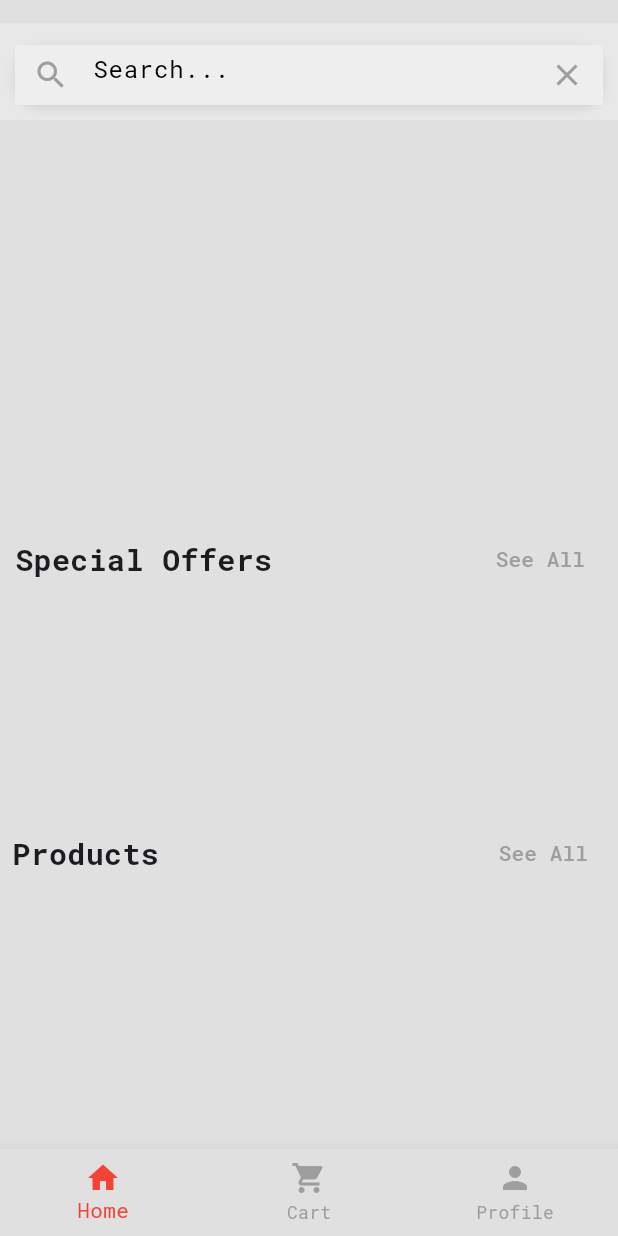
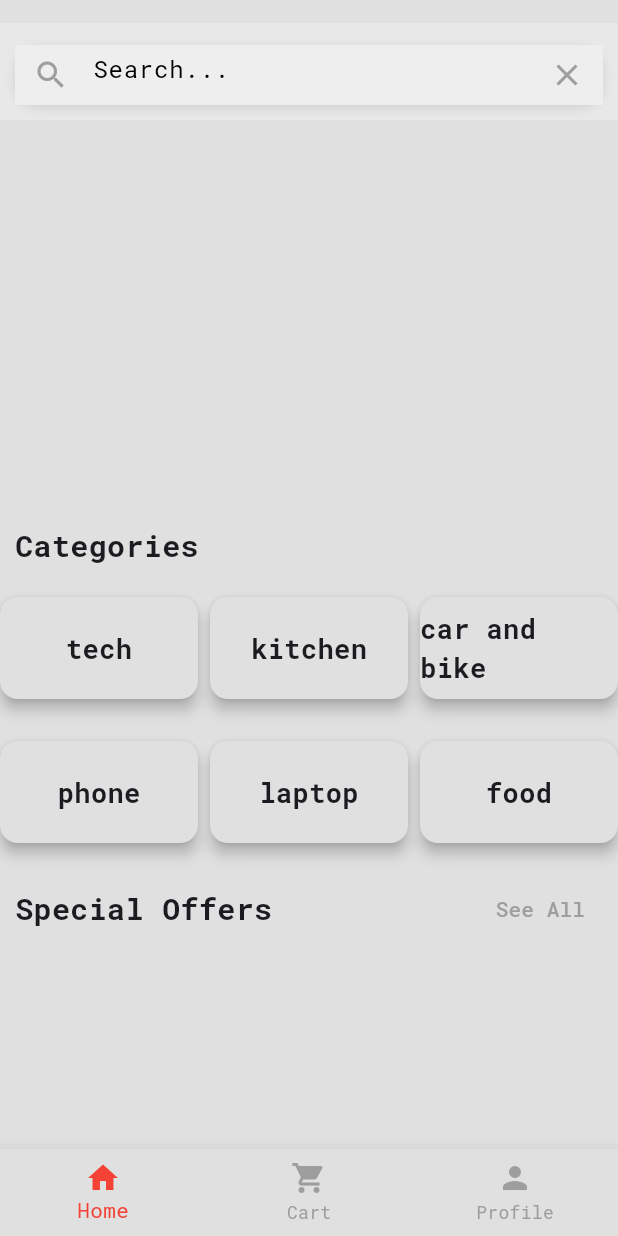
Before and after one commit to AmirHoseinRastegar/E_commerce, a Flutter app: the MainWrapper screen opened by its route, on a phone screen of 412 x 824 dp. Run offline on Flutter 3.47's test engine with Material 3 defaults, Android fonts, the phone set to English and light mode, and no system bars; drawn by our look-alikes of carousel_slider; our stand-ins replace bloc, cached_network_image, cloud_firestore, equatable, firebase_auth, firebase_core and 8 more; accounts and stored records are empty.

Commit message:
11th commit 8th bahman 1403

```diff
--- a/lib/core/sl.dart
+++ b/lib/core/sl.dart
@@ -8,10 +8,12 @@ import 'package:firebase_e_commerce/domain/repository/auth_repository.dart';
 import 'package:firebase_e_commerce/domain/repository/carousel_repository.dart';
 import 'package:firebase_e_commerce/domain/repository/product_repository.dart';
 import 'package:firebase_e_commerce/domain/usecases/carousel_usecase.dart';
+import 'package:firebase_e_commerce/domain/usecases/category_usecase.dart';
 import 'package:firebase_e_commerce/domain/usecases/fetch_discounted_products.dart';
 import 'package:firebase_e_commerce/domain/usecases/fetch_products_usecase.dart';
 import 'package:firebase_e_commerce/domain/usecases/login_usecase.dart';
 import 'package:firebase_e_commerce/presentation/blocs/auth/auth_bloc.dart';
+import 'package:firebase_e_commerce/presentation/blocs/categories/categories_bloc.dart';
 import 'package:firebase_e_commerce/presentation/blocs/product/product_bloc.dart';
 import 'package:firebase_e_commerce/presentation/blocs/product_details/product_details_bloc.dart';
 import 'package:get_it/get_it.dart';
@@ -38,6 +40,7 @@ void setUpDependencies() {
   sl.registerLazySingleton<CarouselDataSource>(
       () => CarouselDataSourceImpl(db: sl()));
   sl.registerLazySingleton(() => SignUpUseCase(authRepository: sl()));
+  sl.registerLazySingleton(() => CategoryUseCase(productRepository: sl()));
   sl.registerLazySingleton(() => LoginUseCase(authRepository: sl()));
   sl.registerLazySingleton(() => CarouselUseCase(carouselRepository: sl()));
   sl.registerLazySingleton(
@@ -45,6 +48,7 @@ void setUpDependencies() {
   sl.registerLazySingleton(() => FetchProductUseCase(productRepository: sl()));
   sl.registerFactory(() =>
       AuthBloc(signUpUseCase: sl(), authRepository: sl(), loginUseCase: sl()));
+  sl.registerFactory(() => CategoriesBloc(categoryUseCase: sl()));
   sl.registerFactory(() => ProductDetailsBloc(productRepository: sl()));
   sl.registerFactory(() => ProductBloc(
       fetchProductUseCase: sl(),
--- a/lib/domain/repository/product_repository.dart
+++ b/lib/domain/repository/product_repository.dart
@@ -9,4 +9,5 @@ abstract class ProductRepository {
   Future<Either<Failure, List<ProductModel>>> fetchDiscountedProducts();
 
   Future<Either<Failure, ProductModel>> getProductDetails(String id);
+  Future<Either<Failure, List<ProductModel>>> categoryProducts(String category);
 }
--- /dev/null
+++ b/lib/domain/usecases/category_usecase.dart
@@ -0,0 +1,27 @@
+import 'package:firebase_e_commerce/core/usecase_interface.dart';
+import 'package:firebase_e_commerce/data/model/product_model.dart';
+import 'package:firebase_e_commerce/domain/repository/product_repository.dart';
+import 'package:firebase_e_commerce/domain/usecases/fetch_products_usecase.dart';
+import 'package:fpdart/fpdart.dart';
+
+import '../../core/failure.dart';
+import '../../data/model/carousel_model.dart';
+
+class CategoryUseCase
+    implements UseCase<List<ProductModel>, CategoryStringParams> {
+  final ProductRepository productRepository;
+
+  CategoryUseCase({required this.productRepository});
+
+  @override
+  Future<Either<Failure, List<ProductModel>>> call(
+      CategoryStringParams params) async {
+    return await productRepository.categoryProducts(params.category);
+  }
+}
+
+class CategoryStringParams {
+  final String category;
+
+  CategoryStringParams(this.category);
+}
--- /dev/null
+++ b/lib/presentation/blocs/categories/categories_bloc.dart
@@ -0,0 +1,37 @@
+import 'package:bloc/bloc.dart';
+import 'package:equatable/equatable.dart';
+import 'package:meta/meta.dart';
+
+import '../../../data/model/product_model.dart';
+import '../../../domain/usecases/category_usecase.dart';
+
+part 'categories_event.dart';
+
+part 'categories_state.dart';
+
+class CategoriesBloc extends Bloc<CategoriesEvent, CategoriesState> {
+  final CategoryUseCase categoryUseCase;
+
+  CategoriesBloc({
+    required this.categoryUseCase,
+  }) : super(CategoriesInitial()) {
+    on<GetProductCategory>(_onGetProductCategory);
+    on<ResetCategoriesEvent>((event, emit) {
+      emit(CategoriesInitial()); // Clear the state
+    });
+  }
+
+  void _onGetProductCategory(
+      GetProductCategory event, Emitter<CategoriesState> emit) async {
+    emit(CategoriesLoading());
+    Future.delayed(const Duration(milliseconds: 900));
+    try {
+      final res =
+          await categoryUseCase.call(CategoryStringParams(event.category));
+      res.fold((l) => emit(CategoriesError(message: l.message)),
+          (r) => emit(CategoriesSuccess(loadedRelatedProducts: r)));
+    } catch (e) {
+      emit(CategoriesError(message: e.toString()));
+    }
+  }
+}
--- /dev/null
+++ b/lib/presentation/blocs/categories/categories_event.dart
@@ -0,0 +1,19 @@
+part of 'categories_bloc.dart';
+
+@immutable
+sealed class CategoriesEvent extends Equatable {
+  @override
+  // TODO: implement props
+  List<Object?> get props => [];
+}
+
+class GetProductCategory extends CategoriesEvent {
+  final String category;
+
+  GetProductCategory({required this.category});
+
+  @override
+  // TODO: implement props
+  List<Object?> get props => [category];
+}
+class ResetCategoriesEvent extends CategoriesEvent{}
--- /dev/null
+++ b/lib/presentation/blocs/categories/categories_state.dart
@@ -0,0 +1,27 @@
+part of 'categories_bloc.dart';
+
+@immutable
+sealed class CategoriesState extends Equatable{
+  @override
+  // TODO: implement props
+  List<Object?> get props => [];
+}
+
+final class CategoriesInitial extends CategoriesState {}
+final class CategoriesLoading extends CategoriesState {
+
+}
+final class CategoriesSuccess extends CategoriesState {
+  final List<ProductModel> loadedRelatedProducts ;
+  CategoriesSuccess({required this.loadedRelatedProducts});
+  @override
+  // TODO: implement props
+  List<Object?> get props => [loadedRelatedProducts];
+}
+final class CategoriesError extends CategoriesState {
+  final String message;
+  CategoriesError({required this.message});
+  @override
+  // TODO: implement props
+  List<Object?> get props => [message];
+}
--- a/lib/presentation/screens/home/home_screen.dart
+++ b/lib/presentation/screens/home/home_screen.dart
@@ -1,5 +1,6 @@
 import 'package:firebase_e_commerce/presentation/screens/home/prdocut_details_screen.dart';
 import 'package:firebase_e_commerce/presentation/widgets/carousel_slider_widget.dart';
+import 'package:firebase_e_commerce/presentation/widgets/category_items.dart';
 import 'package:firebase_e_commerce/presentation/widgets/products_list.dart';
 import 'package:firebase_e_commerce/presentation/widgets/shimmer_loading_widget.dart';
 import 'package:flutter/cupertino.dart';
@@ -32,7 +33,8 @@ class _HomeScreenState extends State<HomeScreen> {
   Widget build(BuildContext context) {
     return Padding(
       padding: const EdgeInsets.symmetric(horizontal: 0, vertical: 15),
-      child: CustomScrollView(slivers: [
+      child: CustomScrollView(
+        slivers: [
           SliverAppBar(
             pinned: false,
             floating: true,
@@ -60,7 +62,8 @@ class _HomeScreenState extends State<HomeScreen> {
                     decoration: InputDecoration(
                       hintText: 'Search...',
                       border: InputBorder.none,
-                    contentPadding: const EdgeInsets.symmetric(horizontal: 15),
+                      contentPadding:
+                          const EdgeInsets.symmetric(horizontal: 15),
                       prefixIcon: const Icon(Icons.search, color: Colors.grey),
                       suffixIcon: IconButton(
                         icon: const Icon(Icons.clear, color: Colors.grey),
@@ -77,22 +80,49 @@ class _HomeScreenState extends State<HomeScreen> {
               ),
             ),
           ),
-        SliverList(
-          delegate: SliverChildListDelegate.fixed([
           BlocBuilder<ProductBloc, ProductState>(
             builder: (context, state) {
               if (state is ProductLoading) {
-                  return const ShimmerLoading();
+                return SliverFillRemaining(
+                  child: const ShimmerLoading(),
+                );
               }
               if (state is ProductSuccess) {
-                  return Column(
+                return SliverList(
+                  delegate: SliverChildListDelegate([
+                    const SizedBox(height: 10),
+                    CarouselSliderWidget(carousel: state.carouselModel),
+                    const SizedBox(height: 10),
+                    const Padding(
+                      padding: EdgeInsets.all(10),
+                      child: Row(
+                        mainAxisAlignment: MainAxisAlignment.spaceBetween,
                         children: [
-                      const SizedBox(
-                        height: 10,
+                          Text(
+                            'Categories',
+                            style: TextStyle(
+                              fontWeight: FontWeight.bold,
+                              fontSize: 20,
                             ),
-                      CarouselSliderWidget(carousel: state.carouselModel),
-                      const SizedBox(
-                        height: 10,
+                          ),
+                        ],
+                      ),
+                    ),
+                    GridView.builder(
+                      shrinkWrap: true,
+                      physics: const NeverScrollableScrollPhysics(),
+                      gridDelegate:
+                          const SliverGridDelegateWithFixedCrossAxisCount(
+                        crossAxisCount: 3,
+                        childAspectRatio: 1.5,
+                        crossAxisSpacing: 8,
+                        mainAxisSpacing: 8,
+                      ),
+                      itemCount: categories.length,
+                      itemBuilder: (context, index) {
+                        final category = categories[index];
+                        return CategoryItems(category: category);
+                      },
                     ),
                     Padding(
                       padding: const EdgeInsets.all(10),
@@ -102,7 +132,9 @@ class _HomeScreenState extends State<HomeScreen> {
                           const Text(
                             'Special Offers',
                             style: TextStyle(
-                                  fontWeight: FontWeight.bold, fontSize: 20),
+                              fontWeight: FontWeight.bold,
+                              fontSize: 20,
+                            ),
                           ),
                           TextButton(
                             onPressed: () {},
@@ -111,8 +143,7 @@ class _HomeScreenState extends State<HomeScreen> {
                         ],
                       ),
                     ),
-                      ProductsList(
-                          productModel: state.discountedProducts),
+                    ProductsList(productModel: state.discountedProducts),
                     Padding(
                       padding: const EdgeInsets.all(8.0),
                       child: Row(
@@ -121,7 +152,9 @@ class _HomeScreenState extends State<HomeScreen> {
                           const Text(
                             'Products',
                             style: TextStyle(
-                                  fontWeight: FontWeight.bold, fontSize: 20),
+                              fontWeight: FontWeight.bold,
+                              fontSize: 20,
+                            ),
                           ),
                           TextButton(
                             onPressed: () {},
@@ -131,19 +164,17 @@ class _HomeScreenState extends State<HomeScreen> {
                       ),
                     ),
                     ProductsList(productModel: state.productModel),
-                      const SizedBox(
-                        height: 8,
-                      ),
-                    ],
-                  );
-                }
-                return Container();
-              },
-            ),
-          ]),
-        ),
-        SliverFillRemaining()
+                    const SizedBox(height: 8),
                   ]),
                 );
               }
+              return SliverFillRemaining(
+                child: Container(),
+              );
+            },
+          ),
+        ],
+      ),
+    );
   }
+}
--- a/lib/presentation/screens/home/home_screen_navigator.dart
+++ b/lib/presentation/screens/home/home_screen_navigator.dart
@@ -1,19 +1,13 @@
+import 'package:firebase_e_commerce/presentation/screens/categories_view/category_view.dart';
 import 'package:firebase_e_commerce/presentation/screens/home/home_screen.dart';
 import 'package:firebase_e_commerce/presentation/screens/home/prdocut_details_screen.dart';
 import 'package:flutter/material.dart';
 
-class HomeScreenNavigator extends StatefulWidget {
+class HomeScreenNavigator extends StatelessWidget {
   static const screenRout = 'home_screen_navigator';
 
   const HomeScreenNavigator({super.key});
 
-  @override
-  State<HomeScreenNavigator> createState() => _HomeScreenNavigatorState();
-}
-
-GlobalKey<NavigatorState> homeKey = GlobalKey<NavigatorState>();
-
-class _HomeScreenNavigatorState extends State<HomeScreenNavigator> {
   @override
   Widget build(BuildContext context) {
     return Navigator(
@@ -25,6 +19,8 @@ class _HomeScreenNavigatorState extends State<HomeScreenNavigator> {
               switch (settings.name) {
                 case HomeScreen.screenRout:
                   return const HomeScreen();
+                // case CategoriesView.screenRout:
+                //   return const CategoriesView();
                 case ProductDetailsScreen.screenRout:
                   final productId = settings.arguments as String;
                   return ProductDetailsScreen(
@@ -37,3 +33,5 @@ class _HomeScreenNavigatorState extends State<HomeScreenNavigator> {
         });
   }
 }
+
+GlobalKey<NavigatorState> homeKey = GlobalKey<NavigatorState>();
--- a/lib/presentation/widgets/carousel_slider_widget.dart
+++ b/lib/presentation/widgets/carousel_slider_widget.dart
@@ -34,7 +34,7 @@ class _CarouselSliderWidgetState extends State<CarouselSliderWidget> {
                     borderRadius: BorderRadius.circular(15),
                     boxShadow: [
                       BoxShadow(
-                        color: Colors.black.withOpacity(0.3), // Shadow color
+                        color: Colors.black.withOpacity(0.1), // Shadow color
                         spreadRadius: 2, // Spread radius
                         blurRadius: 5, // Blur radius
                         offset: const Offset(0, 3), // Shadow position
--- /dev/null
+++ b/lib/presentation/widgets/category_items.dart
@@ -0,0 +1,39 @@
+import 'package:firebase_e_commerce/presentation/screens/categories_view/category_view.dart';
+import 'package:flutter/material.dart';
+
+class CategoryItems extends StatelessWidget {
+  final String category;
+
+  const CategoryItems({super.key, required this.category});
+
+  @override
+  Widget build(BuildContext context) {
+    return GestureDetector(
+      onTap: () {
+        Navigator.of(context, rootNavigator: true)
+            .pushNamed(CategoriesView.screenRout, arguments: category);
+
+
+      },
+      child: Card(
+        margin: const EdgeInsets.symmetric(vertical: 10),
+        elevation: 4,
+        child: Center(
+          child: Text(
+            category,
+            style: const TextStyle(fontSize: 18, fontWeight: FontWeight.bold),
+          ),
+        ),
+      ),
+    );
+  }
+}
+
+List<String> categories = [
+  'tech',
+  'kitchen',
+  'car and bike',
+  'phone',
+  'laptop',
+  'food',
+];
--- a/lib/presentation/widgets/shimmer_loading_widget.dart
+++ b/lib/presentation/widgets/shimmer_loading_widget.dart
@@ -10,7 +10,8 @@ class ShimmerLoading extends StatelessWidget {
 
   @override
   Widget build(BuildContext context) {
-    return Shimmer.fromColors(
+    return Scaffold(
+      body: Shimmer.fromColors(
         baseColor: Colors.grey[300]!,
         highlightColor: Colors.grey[100]!,
         child: Center(
@@ -71,6 +72,7 @@ class ShimmerLoading extends StatelessWidget {
             ],
           ),
         ),
+      ),
     );
   }
 }
```
Also changed, not shown: lib/data/data_source/product_datasource.dart (+18 -2 lines), lib/data/repository/product_repositoryimpl.dart (+12 -2 lines), lib/main.dart (+31 -0 lines), lib/presentation/screens/categories_view/category_view.dart (added, +77 -0 lines). Lines whose indentation alone changed are shown as unchanged.
